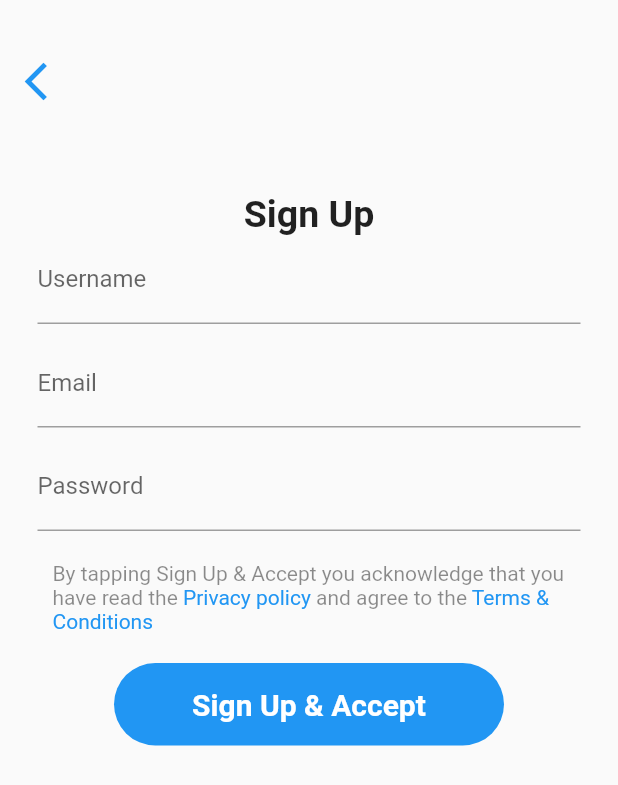
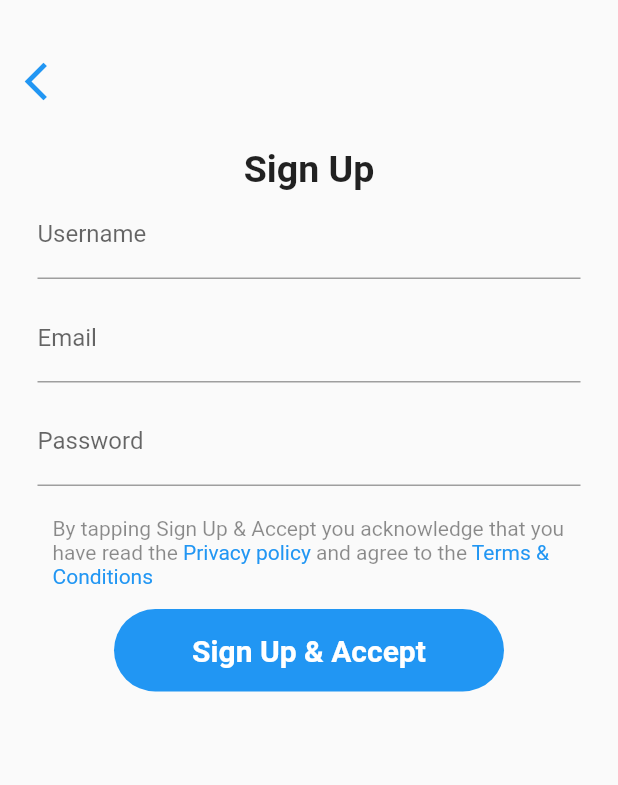
Before and after one commit to aakashshivgan/snapchat_UI, a Flutter app: the screen it shows after launch, after a tap on "SIGN UP", on a phone screen of 412 x 824 dp. Shown: the top 785 px of the screen. Run offline on Flutter 3.47's test engine with Material 2 defaults, Android fonts, the phone set to English and light mode, and no system bars.

Commit message:
Sign up page complete

```diff
--- a/lib/Screen/auth_screen.dart
+++ b/lib/Screen/auth_screen.dart
@@ -17,15 +17,13 @@ class _AuthScreenState extends State<AuthScreen> {
       body: Column(
         mainAxisAlignment: MainAxisAlignment.start,
         children: [
-          SizedBox(
-            child: Padding(
+          Padding(
             padding:
                 const EdgeInsets.symmetric(horizontal: 150, vertical: 200.5),
             child: Image.asset(
               "assets/snapchat.png",
               height: 120,
               width: 120,
-              ),
             ),
           ),
           const SizedBox(
--- a/lib/Screen/forgot_password.dart
+++ b/lib/Screen/forgot_password.dart
@@ -55,13 +55,13 @@ class _ForgotPasswordScreenState extends State<ForgotPasswordScreen> {
                     child: TextFieldsForScreen(
                         label: "Email",
                         txtType: TextInputType.emailAddress,
+                        validator: ((val) =>
+                            val.isempty ? "Enter an email" : null),
                         onChange: (val) {
                           setState(() {
                             email = val;
                           });
                         },
-                        validator: ((val) =>
-                            val.isempty ? "Enter an email" : null),
                         obscure: false),
                   ),
                   const SizedBox(
--- a/lib/Screen/register_screen.dart
+++ b/lib/Screen/register_screen.dart
@@ -42,13 +42,13 @@ class _RegisterScreenState extends State<RegisterScreen> {
                       ),
                     ),
                     const SizedBox(
-                      height: 50,
+                      height: 20,
                     ),
                     feildOnScreen(),
                   ],
                 ),
               ),
-              const SizedBox(height: 20),
+              const SizedBox(height: 14),
               signUpButton(),
             ],
           ),
@@ -73,13 +73,13 @@ class _RegisterScreenState extends State<RegisterScreen> {
             child: TextFieldsForScreen(
                 label: "Username",
                 txtType: TextInputType.name,
+                validator: (val) =>
+                    val.length < 2 ? "Minimum 2 characters are needed" : null,
                 onChange: (val) {
                   setState(() {
                     username = val;
                   });
                 },
-                validator: (val) =>
-                    val.isempty ? "Minimum 2 characters are needed" : null,
                 obscure: false),
           ),
           const SizedBox(
@@ -90,12 +90,12 @@ class _RegisterScreenState extends State<RegisterScreen> {
             child: TextFieldsForScreen(
                 label: "Email",
                 txtType: TextInputType.emailAddress,
+                validator: (val) => val.isEmpty ? "Enter an email" : null,
                 onChange: (val) {
                   setState(() {
                     email = val;
                   });
                 },
-                validator: (val) => val.isempty ? "Enter an email" : null,
                 obscure: false),
           ),
           const SizedBox(
@@ -106,14 +106,14 @@ class _RegisterScreenState extends State<RegisterScreen> {
             child: TextFieldsForScreen(
                 label: "Password",
                 txtType: TextInputType.visiblePassword,
+                validator: (val) => val.length < 6
+                    ? "Password should be more than 6 characters"
+                    : null,
                 onChange: (val) {
                   setState(() {
                     password = val;
                   });
                 },
-                validator: (val) => val.length < 6
-                    ? "Password should be more than 6 characters"
-                    : null,
                 obscure: true),
           ),
           const SizedBox(
--- a/lib/main.dart
+++ b/lib/main.dart
@@ -12,6 +12,7 @@ class MyApp extends StatelessWidget {
   @override
   Widget build(BuildContext context) {
     return MaterialApp(
+      debugShowCheckedModeBanner: false,
       title: 'Snapchat UI',
       theme: ThemeData(),
       home: const AuthScreen(),
```
Lines whose indentation alone changed are shown as unchanged.
